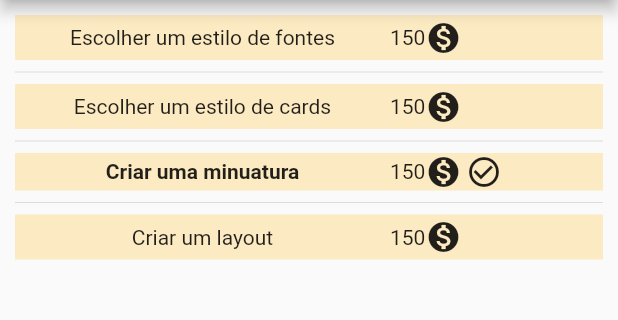
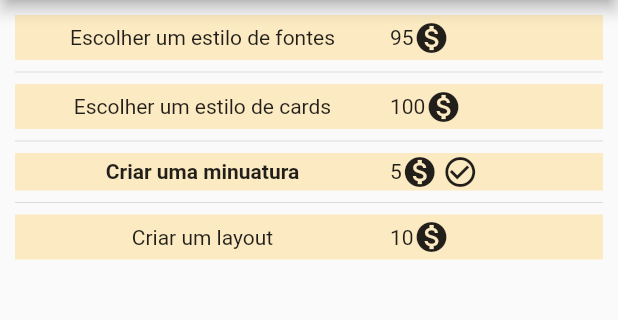
Before and after one commit to lucasssvaz/SW-Eng-Project, a Flutter app: the QuestPage screen opened directly, after a tap on "Criar um tema", on a phone screen of 412 x 824 dp, the part 84-404 px from its top. Run offline on Flutter 3.47's test engine with Material 2 defaults, Android fonts, the phone set to English and light mode, and no system bars.

Commit message:
commit questpage

```diff
--- a/job_adventure/lib/Screens/QuestPage.dart
+++ b/job_adventure/lib/Screens/QuestPage.dart
@@ -18,6 +18,7 @@ class QuestPage extends StatefulWidget {
         ],
         goalStats: [false, false, true, false],
         goalHours: [4, 4, 4, 4],
+        goalXp: [95,100,5,10],
         rewardItemId: 5,
         xp: 150
     ));
@@ -28,8 +29,9 @@ class QuestPage extends StatefulWidget {
         goal: ["Testando"],
         goalStats: [true],
         goalHours: [1],
+        goalXp: [0],
         rewardItemId: -1,
-        xp: 0
+        xp: 10
     ));
   }
 
@@ -72,7 +74,7 @@ class _QuestPage extends State<QuestPage>{
 }
 
 class ExtractArgumentsScreen extends StatelessWidget {
-  static const routeName = 'extractArguments';
+  static const routeName = 'extractArgumentsQuest';
 
   @override
   Widget build(BuildContext context) {
@@ -103,7 +105,7 @@ class ExtractArgumentsScreen extends StatelessWidget {
                             width: 250,
                             child: Center(child: Text('${args.goal[index]}')),
                           ),
-                          Text(args.xp.toString()),
+                          Text(args.goalXp[index].toString()),
                           Icon(Icons.monetization_on)
                         ],
                       ) ,
@@ -120,7 +122,7 @@ class ExtractArgumentsScreen extends StatelessWidget {
                             width: 250,
                             child: Center(child: Text('${args.goal[index]}', style: TextStyle(fontWeight: FontWeight.bold))),
                           ),
-                          Text(args.xp.toString()),
+                          Text(args.goalXp[index].toString()),
                           Icon(Icons.monetization_on),
                           Container(
                             height: 30,
```
Also changed, not shown: job_adventure/lib/models/quest.dart (+6 -75 lines).
